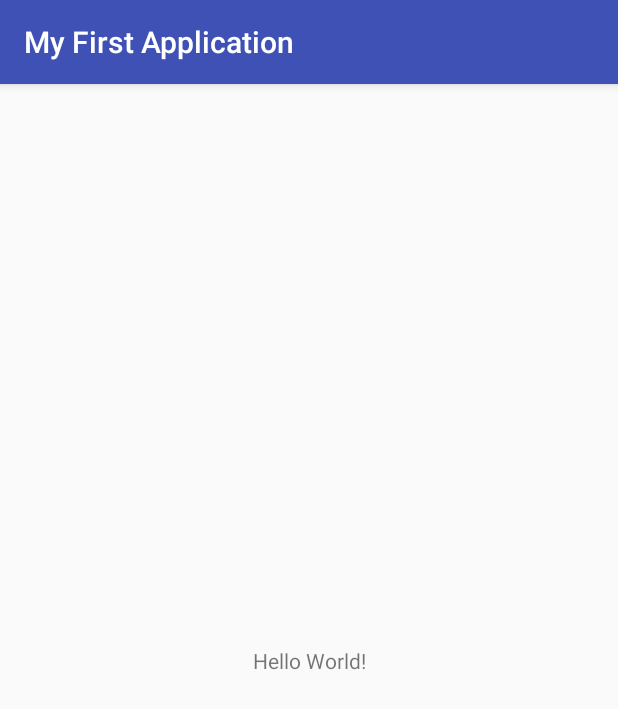
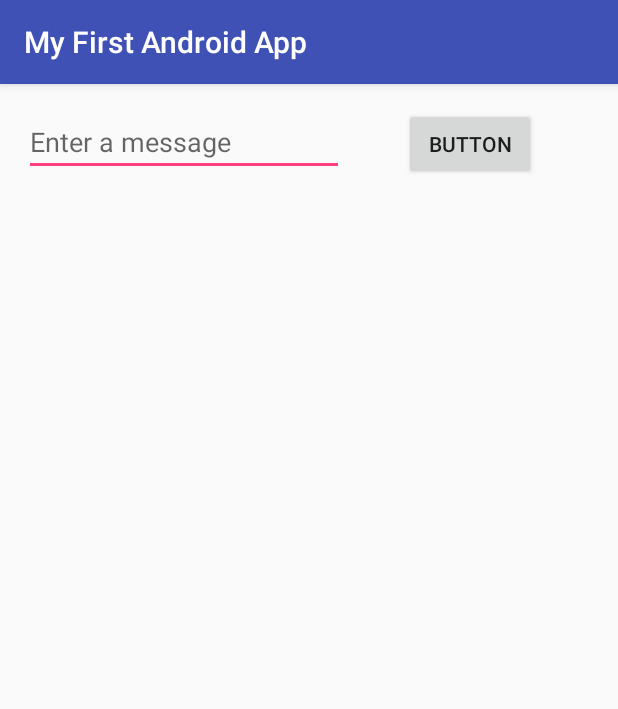
Before and after one commit to daneography/MyFirstApplication, an Android app: the screen it shows after launch (MainActivity), on a phone screen of 412 x 824 dp. Shown: the top 709 px of the screen. Run offline under Robolectric (Android 15) with nearby library versions, the phone set to English and light mode, and no system bars.

Commit message:
UI
Built a simple UI with text box and a button

```diff
--- a/app/src/main/res/layout/activity_main.xml
+++ b/app/src/main/res/layout/activity_main.xml
@@ -6,13 +6,28 @@
     android:layout_height="match_parent"
     tools:context="com.example.danea.myfirstapplication.MainActivity">
 
-    <TextView
+    <EditText
+        android:id="@+id/editText"
+        android:layout_width="0dp"
+        android:layout_height="wrap_content"
+        android:layout_marginLeft="16dp"
+        android:layout_marginTop="16dp"
+        android:ems="10"
+        android:hint="@string/edit_message"
+        android:inputType="textPersonName"
+        app:layout_constraintLeft_toLeftOf="parent"
+        app:layout_constraintTop_toTopOf="parent" />
+
+    <Button
+        android:id="@+id/button2"
         android:layout_width="wrap_content"
         android:layout_height="wrap_content"
-        android:text="Hello World!"
-        app:layout_constraintBottom_toBottomOf="parent"
-        app:layout_constraintLeft_toLeftOf="parent"
+        android:layout_marginLeft="0dp"
+        android:layout_marginRight="16dp"
+        android:hint="@string/button_send"
+        android:text="Button"
+        app:layout_constraintBaseline_toBaselineOf="@+id/editText"
+        app:layout_constraintLeft_toRightOf="@+id/editText"
         app:layout_constraintRight_toRightOf="parent"
-        app:layout_constraintTop_toTopOf="parent" />
-
+        app:layout_constraintHorizontal_bias="0.508" />
 </android.support.constraint.ConstraintLayout>
--- a/app/src/main/res/values/strings.xml
+++ b/app/src/main/res/values/strings.xml
@@ -1,3 +1,5 @@
 <resources>
-    <string name="app_name">My First Application</string>
+    <string name="app_name">My First Android App</string>
+    <string name="edit_message">Enter a message</string>
+    <string name="button_send">Send</string>
 </resources>
```
